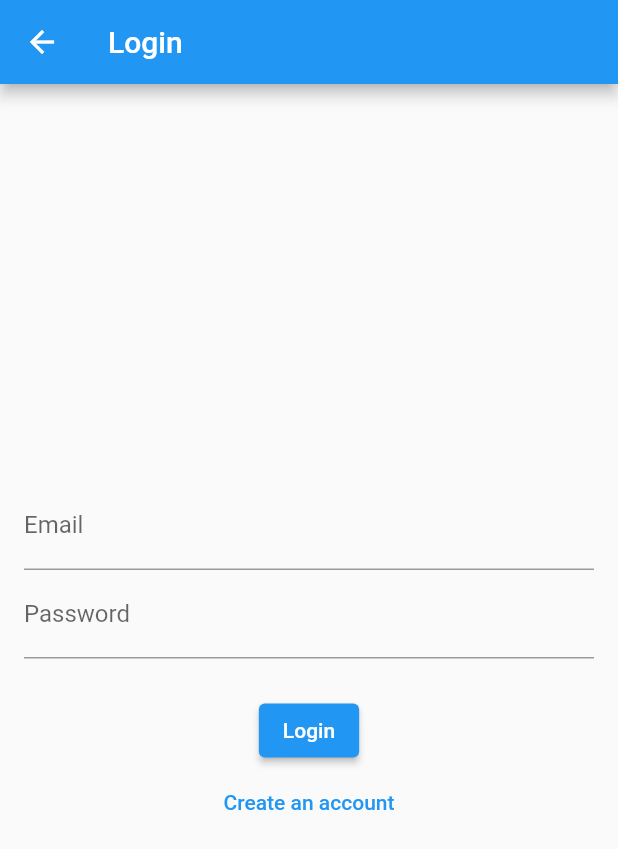
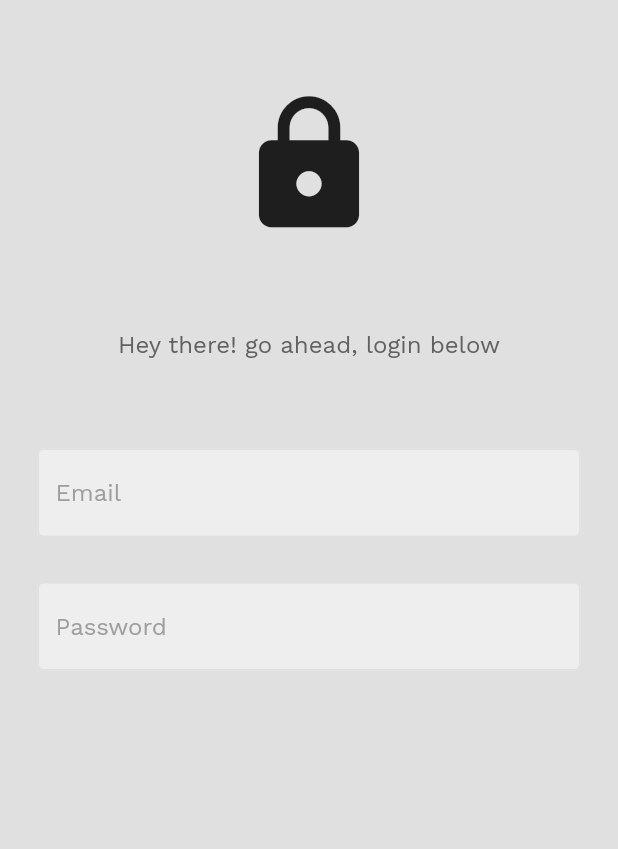
Before and after one commit to starbvuks/talentmapp, a Flutter app: the screen it shows after launch, after a tap on "Log In", on a phone screen of 412 x 824 dp. Shown: the top 849 px of the screen. Run offline on Flutter 3.47's test engine with Material 2 defaults, Android fonts, the light colour scheme and no system bars; our stand-ins replace flutter_map, google_fonts, graphql_flutter, image_picker, latlong2; missing offline and left inert: amplify_api, amplify_flutter, dart:ffi; network calls fail.

Commit message:
login ui practice

```diff
--- /dev/null
+++ b/lib/components/my_textbox.dart
@@ -0,0 +1,36 @@
+import 'package:flutter/material.dart';
+
+class MyTextField extends StatelessWidget {
+  // final controller;
+  final String hintText;
+  final bool obscureText;
+
+  const MyTextField({
+    super.key,
+    // required this.controller,
+    required this.hintText,
+    required this.obscureText,
+  });
+
+  @override
+  Widget build(BuildContext context) {
+    return Padding(
+      padding: EdgeInsets.symmetric(horizontal: 25.0),
+      child: TextField(
+        // controller: _emailController,
+        obscureText: obscureText,
+        decoration: InputDecoration(
+          enabledBorder: OutlineInputBorder(
+              borderSide: BorderSide(color: Colors.grey.shade300)),
+          focusedBorder: OutlineInputBorder(
+              borderSide: BorderSide(color: Colors.grey.shade400)),
+          fillColor: Colors.grey.shade200,
+          filled: true,
+          hintText: hintText,
+          hintStyle: TextStyle(color: Colors.grey[500]),
+          floatingLabelBehavior: FloatingLabelBehavior.never,
+        ),
+      ),
+    );
+  }
+}
--- a/lib/main.dart
+++ b/lib/main.dart
@@ -1,4 +1,5 @@
 import 'package:flutter/material.dart';
+import 'package:google_fonts/google_fonts.dart';
 import 'screens/dashboards/applicant_dashboard_screen.dart';
 import 'screens/landing_screen.dart';
 import 'screens/login_screen.dart';
@@ -8,6 +9,7 @@ import 'screens/map_test.dart';
 import 'screens/signup_screen.dart';
 import 'models/user.dart';
 
+import 'package:google_fonts/google_fonts.dart';
 import 'package:amplify_flutter/amplify_flutter.dart';
 import 'package:amplify_api/amplify_api.dart';
 
@@ -48,6 +50,9 @@ class _MyAppState extends State<MyApp> {
       title: 'TalentMapp',
       theme: ThemeData(
         primarySwatch: Colors.blue,
+        textTheme: GoogleFonts.workSansTextTheme(
+          Theme.of(context).textTheme,
+        ),
       ),
       home: LandingScreen(),
       routes: <String, WidgetBuilder>{
--- a/lib/screens/applicant_profile_screen.dart
+++ b/lib/screens/applicant_profile_screen.dart
@@ -1,6 +1,7 @@
 import 'dart:ffi';
 import 'dart:io';
 
+import 'package:google_fonts/google_fonts.dart';
 import 'package:flutter/material.dart';
 import 'package:image_picker/image_picker.dart';
 import 'package:graphql_flutter/graphql_flutter.dart';
@@ -82,7 +83,10 @@ class _ApplicantProfileScreenState extends State<ApplicantProfileScreen> {
     final User user;
     return Scaffold(
         appBar: AppBar(
-          title: Text('Applicant Profile'),
+          title: Text(
+            'Applicant Profile',
+            style: GoogleFonts.lato(),
+          ),
           actions: [
             IconButton(
               icon: Icon(Icons.edit),
--- a/lib/screens/landing_screen.dart
+++ b/lib/screens/landing_screen.dart
@@ -1,11 +1,13 @@
 import 'package:flutter/material.dart';
 import 'package:talentmappdraft/models/user.dart';
 import 'login_screen.dart';
+import 'login.dart';
 import 'signup_screen.dart';
 import 'dashboards/applicant_dashboard_screen.dart';
 import 'map_test.dart';
 import 'applicant_profile_screen.dart';
 
+import 'package:google_fonts/google_fonts.dart';
 import 'package:amplify_flutter/amplify_flutter.dart';
 import 'package:amplify_api/amplify_api.dart';
 
@@ -57,10 +59,12 @@ class LandingScreen extends StatelessWidget {
               onPressed: () {
                 Navigator.push(
                   context,
-                  MaterialPageRoute(builder: (context) => const LoginScreen()),
+                  MaterialPageRoute(builder: (context) => const Login()),
                 );
               },
-              child: const Text('Log In'),
+              child: const Text(
+                'Log In',
+              ),
             ),
             ElevatedButton(
               onPressed: () {
--- /dev/null
+++ b/lib/screens/login.dart
@@ -0,0 +1,27 @@
+import 'package:flutter/material.dart';
+import '../components/my_textbox.dart';
+
+class Login extends StatelessWidget {
+  const Login({super.key});
+
+  @override
+  Widget build(BuildContext context) {
+    return Scaffold(
+        backgroundColor: Colors.grey[300],
+        body: SafeArea(
+          child: Center(
+            child: Column(children: [
+              const SizedBox(height: 60),
+              Icon(Icons.lock, size: 100),
+              const SizedBox(height: 60),
+              Text('Hey there! go ahead, login below',
+                  style: TextStyle(color: Colors.grey[700], fontSize: 16)),
+              const SizedBox(height: 60),
+              MyTextField(hintText: 'Email', obscureText: false),
+              const SizedBox(height: 30),
+              MyTextField(hintText: 'Password', obscureText: true),
+            ]),
+          ),
+        ));
+  }
+}
--- a/pubspec.yaml
+++ b/pubspec.yaml
@@ -39,6 +39,7 @@ dependencies:
   image_picker: ^0.8.6
   flutter_map: ^0.13.0
   latlong2: ^0.8.1
+  google_fonts: ^4.0.3
 
 dev_dependencies:
   flutter_test:
```
Also changed, not shown: images/blue-logo-08.png (added), pubspec.lock.
